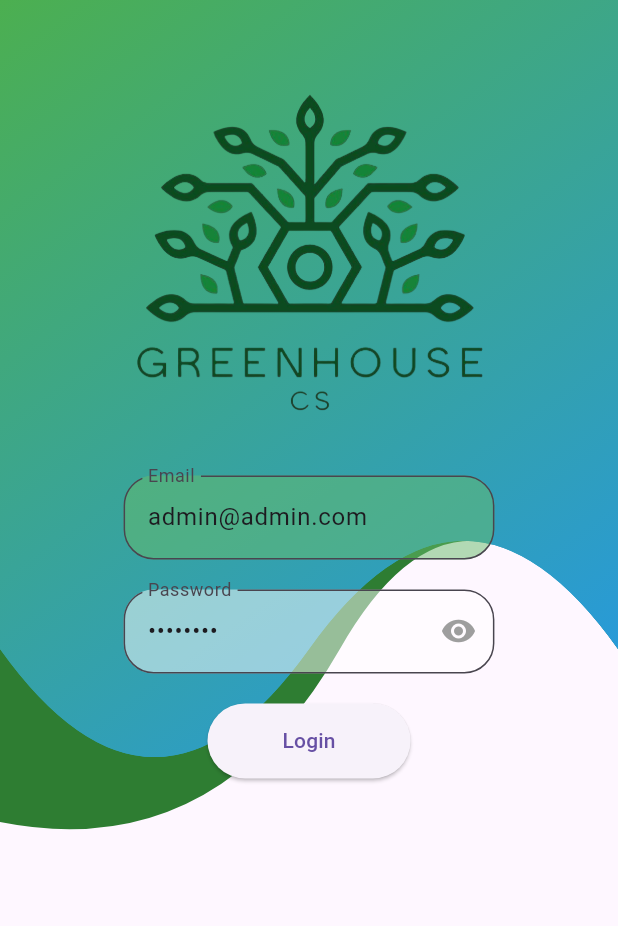
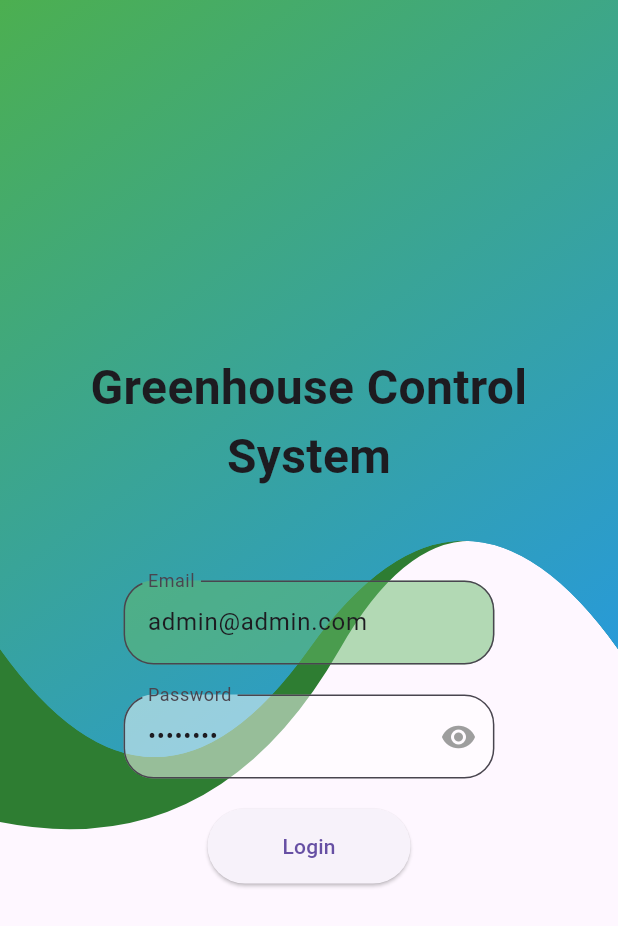
Before and after one commit to AFR0011/greenhouse-proj, a Flutter app: the screen it shows after launch, on a phone screen of 412 x 824 dp. Shown: the top 926 px of the screen. Run offline on Flutter 3.47's test engine with Material 3 defaults, Android fonts, the phone set to English and light mode, and no system bars; our stand-ins replace cloud_firestore, firebase_auth, firebase_core, firebase_messaging, firebase_storage, fl_chart and 4 more; missing offline and left inert: emailjs, list_utilities; accounts and stored records are empty.

Commit message:
Revert "Merge branch 'main' of https://github.com/AFR0011/greenhouse-proj"
This reverts commit a5f6cd196f8ca8ac1b1bad3ac3ec7b451e06a437, reversing
changes made to 76d0b315698ad22b7f0693eb0b16570d90bb5c5e.

```diff
--- a/greenhouse_project/lib/pages/login.dart
+++ b/greenhouse_project/lib/pages/login.dart
@@ -95,8 +95,7 @@ class _LoginPageState extends State<LoginPage> {
                   child: CircularProgressIndicator(),
                 );
               }
-              return SingleChildScrollView(
-                child: Padding(
+              return Padding(
                 padding: const EdgeInsets.all(25.0),
                 child: SafeArea(
                   child: SizedBox(
@@ -104,8 +103,14 @@ class _LoginPageState extends State<LoginPage> {
                     child: Column(
                       mainAxisAlignment: MainAxisAlignment.center,
                       children: [
-                          Image.asset('lib/utils/Icons/logo.png'),
-
+                        const Padding(
+                          padding: EdgeInsets.only(bottom: 60),
+                          child: Text(
+                            "Greenhouse Control System",
+                            style: headingTextStyle,
+                            textAlign: TextAlign.center,
+                          ),
+                        ),
                         Container(
                           constraints: const BoxConstraints(maxWidth: 400),
                           width: MediaQuery.of(context).size.width * .6,
@@ -155,7 +160,6 @@ class _LoginPageState extends State<LoginPage> {
                     ),
                   ),
                 ),
-                ),
               );
             },
             listener: (context, state) {
```
Also changed, not shown: greenhouse_project/lib/pages/home.dart (+13 -8 lines), greenhouse_project/lib/utils/Icons/logo.png (deleted), greenhouse_project/pubspec.lock. Lines whose indentation alone changed are shown as unchanged.
